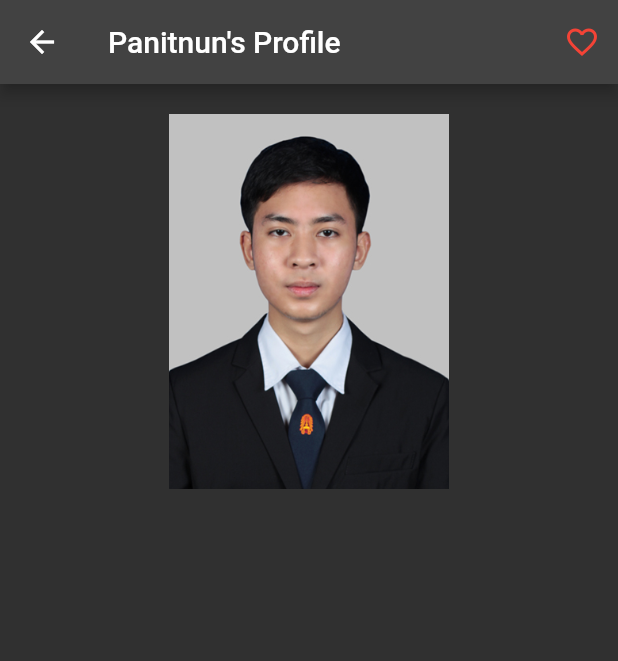
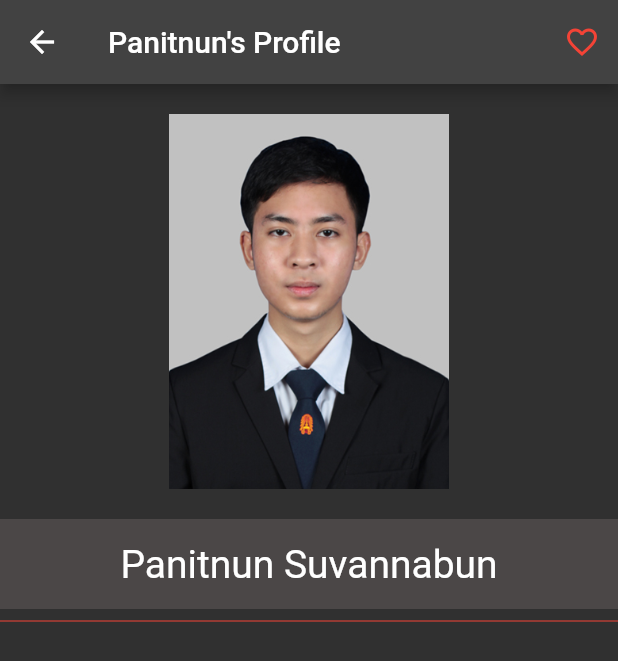
Before and after one commit to Panitnun-6243/flutter_contact_profile_app, a Flutter app: the screen it shows after launch, on a phone screen of 412 x 824 dp. Shown: the top 661 px of the screen. Run offline on Flutter 3.47's test engine with Material 2 defaults, Android fonts, the light colour scheme and no system bars.

Commit message:
Add Display Name

```diff
--- a/lib/main.dart
+++ b/lib/main.dart
@@ -46,7 +46,23 @@ class MyApp extends StatelessWidget {
                       "images/profilePic.JPG",
                       fit: BoxFit.cover,
                     ),
-                  )
+                  ),
+                  Container(
+                    child: Row(
+                      mainAxisAlignment: MainAxisAlignment.center,
+                      children: const [
+                        Text(
+                          "Panitnun Suvannabun",
+                          style: TextStyle(fontSize: 26),
+                        )
+                      ],
+                    ),
+                    height: 60,
+                    color: const Color.fromARGB(179, 87, 81, 81),
+                  ),
+                  const Divider(
+                    color: Colors.red,
+                  ),
                 ],
               )
             ],
```
